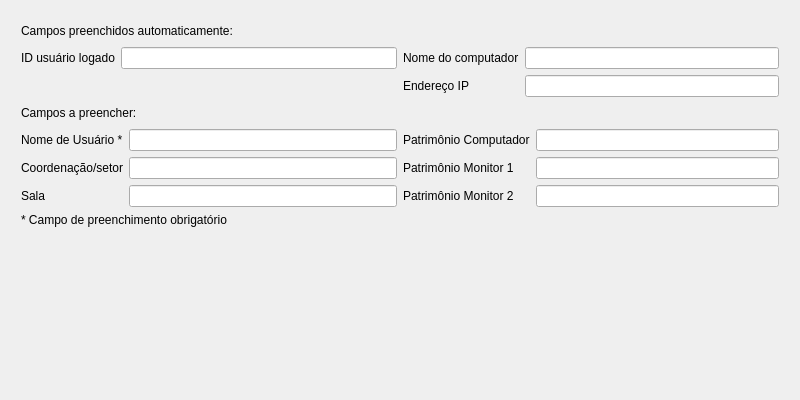
Qt form Mapa/mapa_default.ui (lightbase/cacic-agente) before a commit; both pictures show x 0 to 800 and y 0 to 400 of the 800 by 600 pixel window.
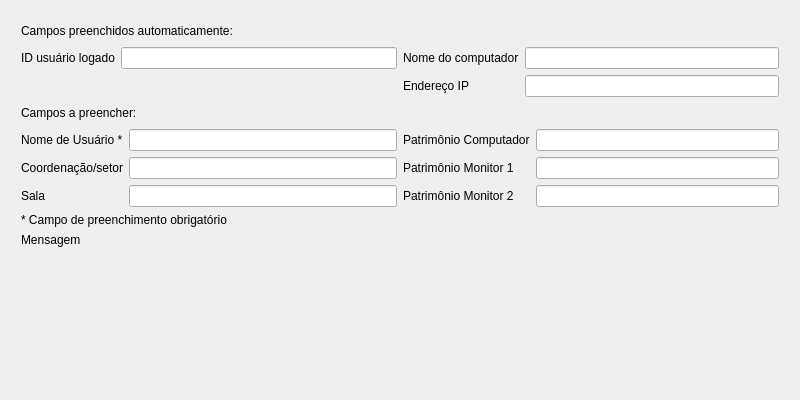
The same form after that commit. Icons and pictures are not drawn.

Commit message: Progresso no Mapa. Incluindo alterações para salvarInfo do formulário e agora tentando inserir a mensagem, mas ainda em teste com a comunicação dentro do MapaControl.

The edit to the form file:
```diff
--- a/Mapa/mapa_default.ui
+++ b/Mapa/mapa_default.ui
@@ -65,7 +65,7 @@
      <enum>QLayout::SetMinAndMaxSize</enum>
     </property>
     <item row="0" column="0">
-     <layout class="QVBoxLayout" name="verticalLayout" stretch="0,0,0,0,0,0,0">
+     <layout class="QVBoxLayout" name="verticalLayout" stretch="0,0,0,0,0,0,0,0">
       <property name="sizeConstraint">
        <enum>QLayout::SetMinAndMaxSize</enum>
       </property>
@@ -281,6 +281,13 @@
         </property>
        </widget>
       </item>
+      <item>
+       <widget class="QLabel" name="labelMessage">
+        <property name="text">
+         <string>Mensagem</string>
+        </property>
+       </widget>
+      </item>
       <item>
        <spacer name="verticalSpacer">
         <property name="orientation">
```
The commit also changes 4 other files.
